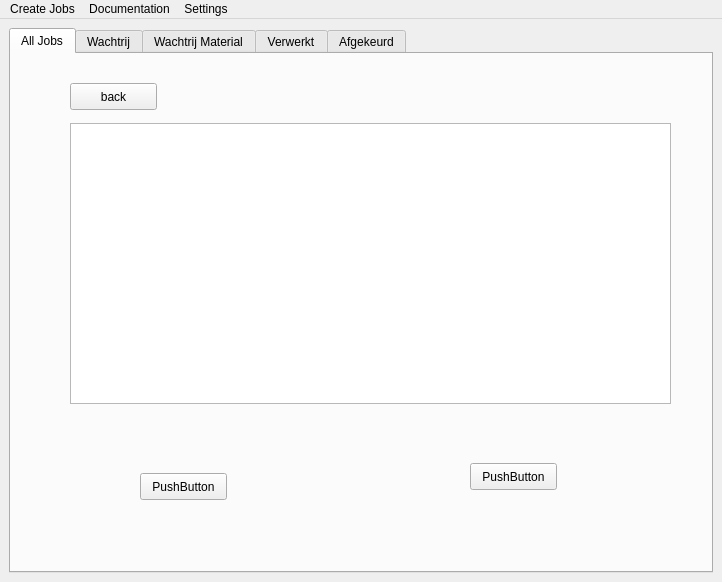
First picture: the form in laser/ui/laser_main_window.ui, repository GijsGroote/creator_administrator, before the edit.
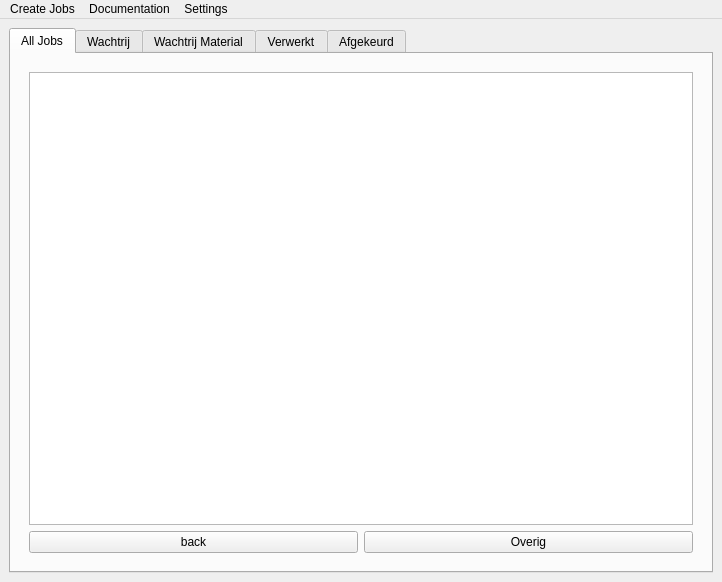
Second picture: the form after the edit. The open tabs and pages were chosen to show the change. Custom widgets are drawn as their Qt base class.

Commit message: find job_name from buttons

```diff
--- a/laser/ui/laser_main_window.ui
+++ b/laser/ui/laser_main_window.ui
@@ -61,55 +61,29 @@
              </layout>
             </widget>
             <widget class="QWidget" name="jobPage">
+             <layout class="QVBoxLayout" name="verticalLayout_13">
+              <item>
+               <widget class="JobContentQListWidget" name="allJobContentQListWidget"/>
+              </item>
+              <item>
+               <layout class="QHBoxLayout" name="horizontalLayout_10">
+                <item>
              <widget class="BackQPushButton" name="backPushButton">
-              <property name="geometry">
-               <rect>
-                <x>50</x>
-                <y>20</y>
-                <width>87</width>
-                <height>27</height>
-               </rect>
-              </property>
               <property name="text">
                <string>back</string>
               </property>
              </widget>
-             <widget class="JobContentQListWidget" name="allJobContentQListWidget">
-              <property name="geometry">
-               <rect>
-                <x>50</x>
-                <y>60</y>
-                <width>601</width>
-                <height>281</height>
-               </rect>
-              </property>
-             </widget>
-             <widget class="QPushButton" name="pushButton">
-              <property name="geometry">
-               <rect>
-                <x>120</x>
-                <y>410</y>
-                <width>87</width>
-                <height>27</height>
-               </rect>
-              </property>
+                </item>
+                <item>
+                 <widget class="OverigQPushButton" name="pushButton_2">
               <property name="text">
-               <string>PushButton</string>
-              </property>
-             </widget>
-             <widget class="QPushButton" name="pushButton_2">
-              <property name="geometry">
-               <rect>
-                <x>450</x>
-                <y>400</y>
-                <width>87</width>
-                <height>27</height>
-               </rect>
-              </property>
-              <property name="text">
-               <string>PushButton</string>
-              </property>
-             </widget>
+                   <string>Overig</string>
+                  </property>
+                 </widget>
+                </item>
+               </layout>
+              </item>
+             </layout>
             </widget>
            </widget>
           </item>
@@ -411,6 +385,26 @@
    <extends>QListWidget</extends>
    <header>jobs_qlist_widget.h</header>
   </customwidget>
+  <customwidget>
+   <class>LaserKlaarQPushButton</class>
+   <extends>QPushButton</extends>
+   <header>laser_button.h</header>
+  </customwidget>
+  <customwidget>
+   <class>MateriaalKlaarQPushButton</class>
+   <extends>QPushButton</extends>
+   <header>laser_button.h</header>
+  </customwidget>
+  <customwidget>
+   <class>AfgekeurdQPushButton</class>
+   <extends>QPushButton</extends>
+   <header>laser_button.h</header>
+  </customwidget>
+  <customwidget>
+   <class>OverigQPushButton</class>
+   <extends>QPushButton</extends>
+   <header>laser_button.h</header>
+  </customwidget>
  </customwidgets>
  <resources/>
  <connections/>
```
Left out of the diff: 201 changed lines with no effect on the pictures. Lines whose indentation alone changed are shown as unchanged. The commit also changes 3 other files.
